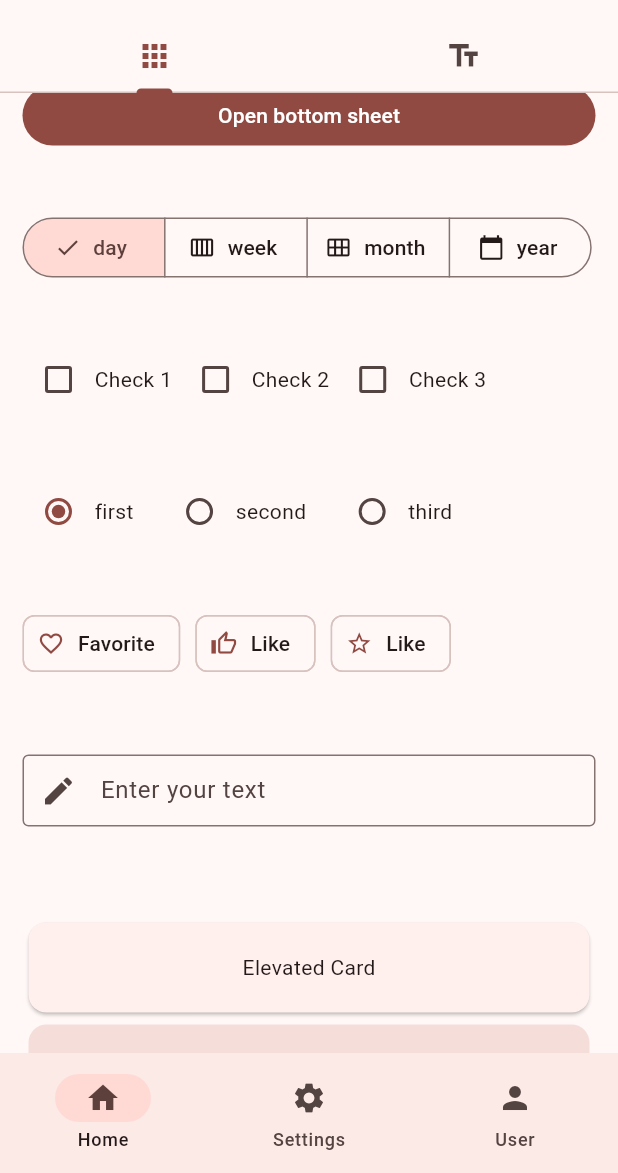
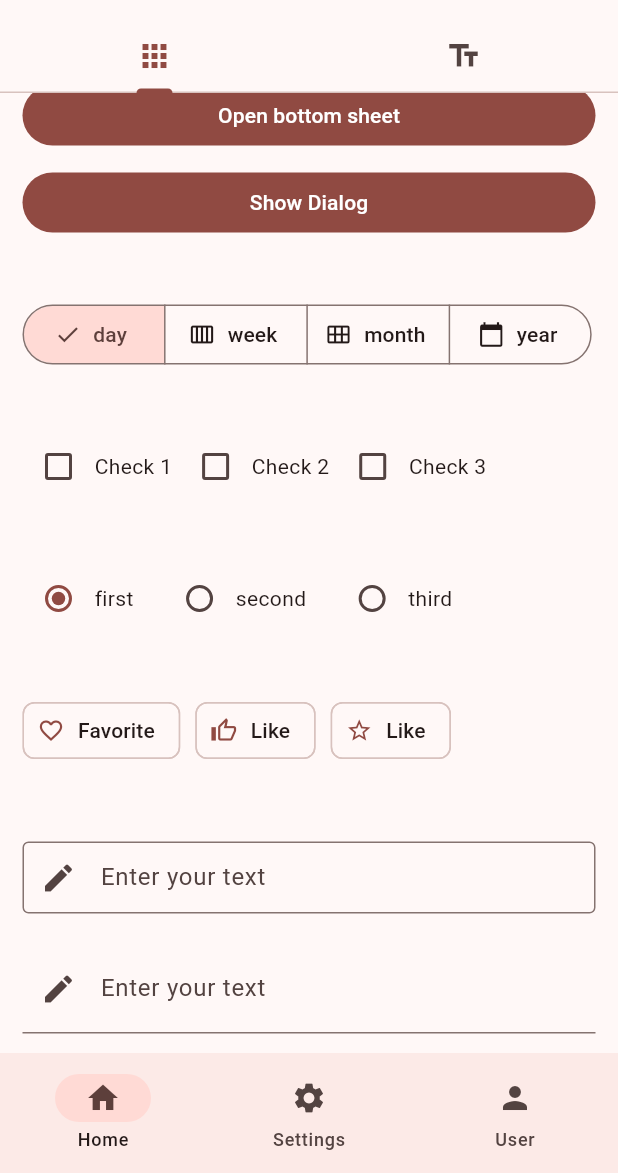
Before and after one commit to carllosnc/flutter_m3, a Flutter app: the screen it shows after launch, scrolled down 576 dp, on a phone screen of 412 x 824 dp, the part 63-1236 px from its top. Run offline on Flutter 3.47's test engine with Material 2 defaults, Android fonts, the phone set to English and light mode, and no system bars; our stand-ins replace flutter_colorpicker, google_fonts.

Commit message:
new examples

```diff
--- a/lib/components/text_fields.dart
+++ b/lib/components/text_fields.dart
@@ -23,6 +23,15 @@ class _M3TextFieldsState extends State<M3TextFields> {
           ),
         ),
         const SizedBox(height: 20),
+        TextFormField(
+          autofocus: false,
+          decoration: const InputDecoration(
+            prefixIcon: Icon(Icons.edit),
+            border: UnderlineInputBorder(),
+            labelText: 'Enter your text',
+            contentPadding: EdgeInsets.fromLTRB(20, 10, 20, 10),
+          ),
+        ),
       ],
     );
   }
--- a/lib/tabs/main_tab.dart
+++ b/lib/tabs/main_tab.dart
@@ -13,6 +13,7 @@ import '../components/radio_button.dart';
 import '../components/segmented_button.dart';
 import '../components/text_fields.dart';
 import '../components/float_buttons.dart';
+import '../components/dialog.dart';
 
 class MainTab extends StatelessWidget {
   const MainTab({super.key});
@@ -39,6 +40,8 @@ class MainTab extends StatelessWidget {
             M3Snack(),
             SizedBox(height: 10),
             M3BottomSheet(),
+            SizedBox(height: 10),
+            M3Dialog(),
             SizedBox(height: 40),
             M3SegmentedButton(),
             SizedBox(height: 40),
```
